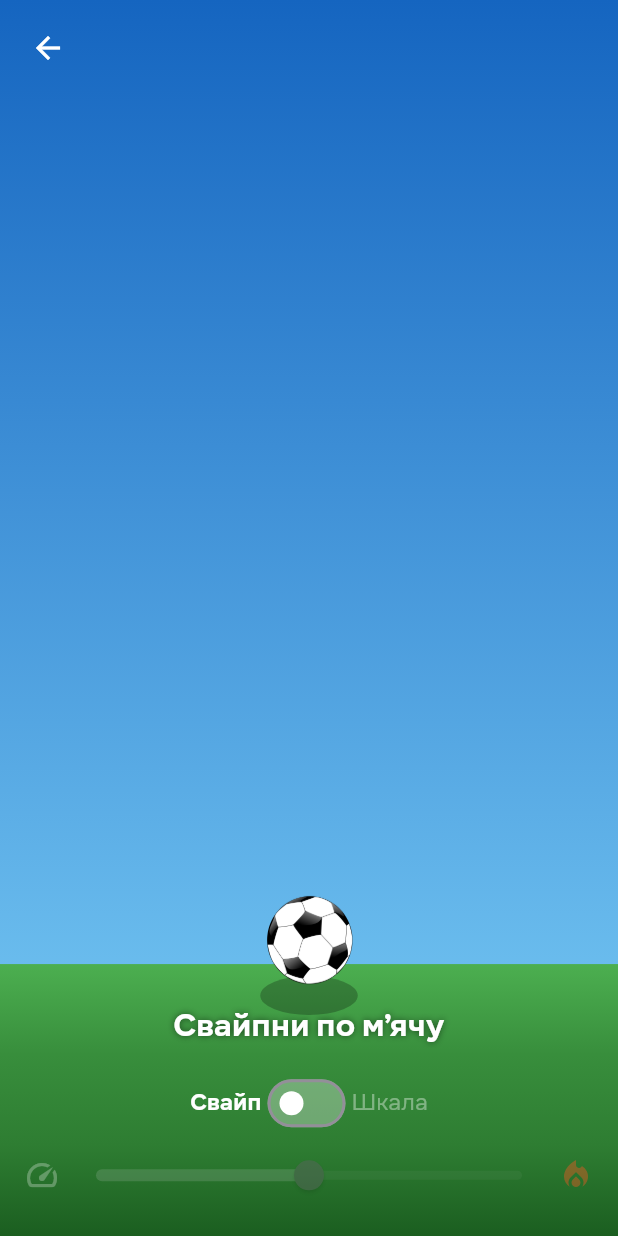
After one commit to koss-shtukert/rd_first_project, a Flutter app: the Homework21Screen screen opened directly, after a tap on an icon or button, on a phone screen of 412 x 824 dp. The commit adds this screen. Run offline on Flutter 3.47's test engine with Material 3 defaults, Android fonts, the phone set to English and light mode, and no system bars; our stand-ins replace flutter_bloc, go_router.

Commit message:
feat-FLAB-19-homework: Explicit Animations

```diff
--- /dev/null
+++ b/lib/lesson_21/ball_physics.dart
@@ -0,0 +1,77 @@
+import 'dart:math';
+
+class BallPhysics {
+  static const ballSize = 65.0;
+  static const _gravity = 1800.0;
+  static const _bounceFactor = 0.65;
+  static const _minVelocity = 50.0;
+
+  double ballX = 0;
+  double ballY = 0;
+  double vx = 0;
+  double vy = 0;
+  double rotation = 0;
+  double rotationSpeed = 0;
+
+  late double groundY;
+  late double ceilingY;
+  late double maxX;
+
+  void initLayout({required double screenWidth, required double screenHeight}) {
+    groundY = screenHeight * 0.78 - ballSize * 0.75;
+    ceilingY = 0;
+    maxX = screenWidth - ballSize;
+    ballX = (screenWidth - ballSize) / 2;
+    ballY = groundY;
+  }
+
+  void applyKick(double power, {double? vxOverride}) {
+    final rng = Random();
+    vy = -(800 + power * 1500);
+    vx = vxOverride ?? (rng.nextDouble() - 0.5) * 1000 * power;
+    rotationSpeed = (rng.nextBool() ? 1 : -1) * (3 + power * 10);
+  }
+
+  /// Returns true if ball stopped.
+  bool update(double dt) {
+    vy += _gravity * dt;
+    ballX += vx * dt;
+    ballY += vy * dt;
+    rotation += rotationSpeed * dt;
+    rotationSpeed *= 0.998;
+
+    if (ballY >= groundY) {
+      ballY = groundY;
+      vy = -vy * _bounceFactor;
+      vx *= 0.85;
+      rotationSpeed = -rotationSpeed * 0.7;
+
+      if (vy.abs() < _minVelocity && vx.abs() < _minVelocity) {
+        vy = 0;
+        vx = 0;
+        rotationSpeed = 0;
+        return true;
+      }
+    }
+
+    if (ballY <= ceilingY) {
+      ballY = ceilingY;
+      vy = -vy * _bounceFactor;
+      rotationSpeed = -rotationSpeed;
+    }
+
+    if (ballX <= 0) {
+      ballX = 0;
+      vx = -vx * 0.8;
+      rotationSpeed = -rotationSpeed;
+    }
+
+    if (ballX >= maxX) {
+      ballX = maxX;
+      vx = -vx * 0.8;
+      rotationSpeed = -rotationSpeed;
+    }
+
+    return false;
+  }
+}
--- /dev/null
+++ b/lib/lesson_21/bloc/ball_bloc.dart
@@ -0,0 +1,57 @@
+import 'package:flutter_bloc/flutter_bloc.dart';
+import 'package:rd_first_project/lesson_21/ball_physics.dart';
+import 'package:rd_first_project/lesson_21/bloc/ball_event.dart';
+import 'package:rd_first_project/lesson_21/bloc/ball_state.dart';
+
+class BallBloc extends Bloc<BallEvent, BallState> {
+  BallBloc() : super(const BallState()) {
+    on<BallInitEvent>(_onInit);
+    on<BallKickEvent>(_onKick);
+    on<BallTickEvent>(_onTick);
+    on<BallSetPowerEvent>(_onSetPower);
+    on<BallToggleModeEvent>(_onToggleMode);
+  }
+
+  final BallPhysics _physics = BallPhysics();
+
+  void _onInit(BallInitEvent event, Emitter<BallState> emit) {
+    _physics.initLayout(
+      screenWidth: event.screenWidth,
+      screenHeight: event.screenHeight,
+    );
+    emit(
+      state.copyWith(
+        ballX: _physics.ballX,
+        ballY: _physics.ballY,
+        groundY: _physics.groundY,
+        ceilingY: _physics.ceilingY,
+      ),
+    );
+  }
+
+  void _onKick(BallKickEvent event, Emitter<BallState> emit) {
+    if (state.isMoving) return;
+    _physics.applyKick(event.power, vxOverride: event.vxOverride);
+    emit(state.copyWith(isMoving: true));
+  }
+
+  void _onTick(BallTickEvent event, Emitter<BallState> emit) {
+    final stopped = _physics.update(event.dt);
+    emit(
+      state.copyWith(
+        ballX: _physics.ballX,
+        ballY: _physics.ballY,
+        rotation: _physics.rotation,
+        isMoving: !stopped,
+      ),
+    );
+  }
+
+  void _onSetPower(BallSetPowerEvent event, Emitter<BallState> emit) {
+    emit(state.copyWith(power: event.power));
+  }
+
+  void _onToggleMode(BallToggleModeEvent event, Emitter<BallState> emit) {
+    emit(state.copyWith(useScale: event.useScale));
+  }
+}
--- /dev/null
+++ b/lib/lesson_21/bloc/ball_event.dart
@@ -0,0 +1,33 @@
+sealed class BallEvent {}
+
+class BallInitEvent extends BallEvent {
+  BallInitEvent({required this.screenWidth, required this.screenHeight});
+
+  final double screenWidth;
+  final double screenHeight;
+}
+
+class BallKickEvent extends BallEvent {
+  BallKickEvent({required this.power, this.vxOverride});
+
+  final double power;
+  final double? vxOverride;
+}
+
+class BallTickEvent extends BallEvent {
+  BallTickEvent(this.dt);
+
+  final double dt;
+}
+
+class BallSetPowerEvent extends BallEvent {
+  BallSetPowerEvent(this.power);
+
+  final double power;
+}
+
+class BallToggleModeEvent extends BallEvent {
+  BallToggleModeEvent(this.useScale);
+
+  final bool useScale;
+}
--- /dev/null
+++ b/lib/lesson_21/bloc/ball_state.dart
@@ -0,0 +1,43 @@
+class BallState {
+  const BallState({
+    this.ballX = 0,
+    this.ballY = 0,
+    this.rotation = 0,
+    this.isMoving = false,
+    this.power = 0.5,
+    this.useScale = false,
+    this.groundY = 0,
+    this.ceilingY = 0,
+  });
+
+  final double ballX;
+  final double ballY;
+  final double rotation;
+  final bool isMoving;
+  final double power;
+  final bool useScale;
+  final double groundY;
+  final double ceilingY;
+
+  BallState copyWith({
+    double? ballX,
+    double? ballY,
+    double? rotation,
+    bool? isMoving,
+    double? power,
+    bool? useScale,
+    double? groundY,
+    double? ceilingY,
+  }) {
+    return BallState(
+      ballX: ballX ?? this.ballX,
+      ballY: ballY ?? this.ballY,
+      rotation: rotation ?? this.rotation,
+      isMoving: isMoving ?? this.isMoving,
+      power: power ?? this.power,
+      useScale: useScale ?? this.useScale,
+      groundY: groundY ?? this.groundY,
+      ceilingY: ceilingY ?? this.ceilingY,
+    );
+  }
+}
--- /dev/null
+++ b/lib/lesson_21/homework_21_screen.dart
@@ -0,0 +1,47 @@
+import 'package:flutter/material.dart';
+import 'package:go_router/go_router.dart';
+import 'package:rd_first_project/main/entity/task_entity.dart';
+import 'package:rd_first_project/main/widget/nav_button.dart';
+import 'package:rd_first_project/main/widget/section_header.dart';
+import 'package:rd_first_project/router/route_names.dart';
+
+final _tasks = [TaskEntity(number: 1, title: 'Мʼячик :)')];
+
+class Homework21Screen extends StatelessWidget {
+  const Homework21Screen({super.key});
+
+  @override
+  Widget build(BuildContext context) {
+    return Scaffold(
+      appBar: AppBar(
+        backgroundColor: Colors.blueGrey,
+        title: Text('Заняття 21'),
+      ),
+      body: SingleChildScrollView(
+        padding: const EdgeInsets.all(16),
+        child: Column(
+          children: [
+            SectionHeader(
+              title: 'Заняття 21 Explicit Animations',
+              subtitle: 'Обери завдання',
+            ),
+            ...List.generate(_tasks.length, (index) {
+              final task = _tasks[index];
+
+              return NavButton(
+                label: '${task.number}. ${task.title}',
+                onPressed: () => context.goNamed(
+                  RouteNames.task,
+                  pathParameters: {
+                    'number': '21',
+                    'taskNumber': '${task.number}',
+                  },
+                ),
+              );
+            }),
+          ],
+        ),
+      ),
+    );
+  }
+}
--- /dev/null
+++ b/lib/lesson_21/hw_21_task_1_screen.dart
@@ -0,0 +1,185 @@
+import 'package:flutter/material.dart';
+import 'package:flutter/scheduler.dart';
+import 'package:flutter_bloc/flutter_bloc.dart';
+import 'package:rd_first_project/lesson_21/bloc/ball_bloc.dart';
+import 'package:rd_first_project/lesson_21/bloc/ball_event.dart';
+import 'package:rd_first_project/lesson_21/bloc/ball_state.dart';
+import 'package:rd_first_project/lesson_21/widgets/ball_controls_widget.dart';
+import 'package:rd_first_project/lesson_21/widgets/ball_shadow_widget.dart';
+import 'package:rd_first_project/lesson_21/widgets/ball_widget.dart';
+import 'package:rd_first_project/lesson_21/widgets/grass_widget.dart';
+import 'package:rd_first_project/lesson_21/widgets/sky_widget.dart';
+
+class Hw21Task1Screen extends StatelessWidget {
+  const Hw21Task1Screen({super.key});
+
+  @override
+  Widget build(BuildContext context) {
+    return BlocProvider(
+      create: (_) => BallBloc(),
+      child: const _Hw21Task1View(),
+    );
+  }
+}
+
+class _Hw21Task1View extends StatefulWidget {
+  const _Hw21Task1View();
+
+  @override
+  State<_Hw21Task1View> createState() => _Hw21Task1ViewState();
+}
+
+class _Hw21Task1ViewState extends State<_Hw21Task1View>
+    with TickerProviderStateMixin {
+  late Ticker _ticker;
+  Duration _lastTick = Duration.zero;
+  bool _initialized = false;
+
+  late AnimationController _controlsController;
+  late Animation<double> _controlsOpacity;
+  late Animation<Offset> _controlsSlide;
+
+  @override
+  void initState() {
+    super.initState();
+    _ticker = createTicker(_onTick);
+
+    _controlsController = AnimationController(
+      vsync: this,
+      duration: const Duration(milliseconds: 300),
+    );
+    _controlsOpacity = Tween<double>(begin: 1.0, end: 0.0).animate(
+      CurvedAnimation(parent: _controlsController, curve: Curves.easeOut),
+    );
+    _controlsSlide = Tween<Offset>(
+      begin: Offset.zero,
+      end: const Offset(0, 0.3),
+    ).animate(
+      CurvedAnimation(parent: _controlsController, curve: Curves.easeOut),
+    );
+  }
+
+  void _onTick(Duration elapsed) {
+    final dt = (elapsed - _lastTick).inMicroseconds / 1000000.0;
+    _lastTick = elapsed;
+    if (dt <= 0 || dt > 0.1) return;
+    context.read<BallBloc>().add(BallTickEvent(dt));
+  }
+
+  void _kick(double power, {double? vxOverride}) {
+    final bloc = context.read<BallBloc>();
+    if (bloc.state.isMoving) return;
+    bloc.add(BallKickEvent(power: power, vxOverride: vxOverride));
+    _controlsController.forward();
+    _lastTick = Duration.zero;
+    _ticker.start();
+  }
+
+  void _onBallTap() {
+    final state = context.read<BallBloc>().state;
+    if (state.useScale) _kick(state.power);
+  }
+
+  void _onPanEnd(DragEndDetails details) {
+    final bloc = context.read<BallBloc>();
+    if (bloc.state.isMoving) return;
+    final velocity = details.velocity.pixelsPerSecond;
+    final power = (velocity.distance / 3000).clamp(0.2, 1.0);
+    _kick(power, vxOverride: velocity.dx * 0.5);
+  }
+
+  @override
+  void dispose() {
+    _ticker.dispose();
+    _controlsController.dispose();
+    super.dispose();
+  }
+
+  @override
+  Widget build(BuildContext context) {
+    final size = MediaQuery.of(context).size;
+    if (!_initialized) {
+      context.read<BallBloc>().add(
+        BallInitEvent(screenWidth: size.width, screenHeight: size.height),
+      );
+      _initialized = true;
+    }
+
+    final grassTop = size.height * 0.78;
+
+    return Scaffold(
+      body: BlocListener<BallBloc, BallState>(
+        listenWhen: (prev, curr) => prev.isMoving && !curr.isMoving,
+        listener: (context, state) {
+          _ticker.stop();
+          _controlsController.reverse();
+        },
+        child: BlocBuilder<BallBloc, BallState>(
+          builder: (context, state) {
+            return Stack(
+              children: [
+                const SkyWidget(),
+                GrassWidget(grassTop: grassTop),
+                BallShadowWidget(
+                  ballX: state.ballX,
+                  ballY: state.ballY,
+                  groundY: state.groundY,
+                  ceilingY: state.ceilingY,
+                  grassTop: grassTop,
+                ),
+                BallWidget(
+                  ballX: state.ballX,
+                  ballY: state.ballY,
+                  rotation: state.rotation,
+                  useScale: state.useScale,
+                  onTap: _onBallTap,
+                  onPanEnd: _onPanEnd,
+                ),
+                Positioned(
+                  left: 16,
+                  right: 16,
+                  bottom: size.height * 0.02,
+                  child: AnimatedBuilder(
+                    animation: _controlsController,
+                    builder: (context, child) {
+                      return FractionalTranslation(
+                        translation: _controlsSlide.value,
+                        child: Opacity(
+                          opacity: _controlsOpacity.value,
+                          child: child,
+                        ),
+                      );
+                    },
+                    child: IgnorePointer(
+                      ignoring: state.isMoving,
+                      child: BallControlsWidget(
+                        useScale: state.useScale,
+                        power: state.power,
+                        onModeChanged: (v) => context
+                            .read<BallBloc>()
+                            .add(BallToggleModeEvent(v)),
+                        onPowerChanged: state.useScale
+                            ? (v) => context
+                                .read<BallBloc>()
+                                .add(BallSetPowerEvent(v))
+                            : null,
+                      ),
+                    ),
+                  ),
+                ),
+                Positioned(
+                  top: MediaQuery.of(context).padding.top + 8,
+                  left: 8,
+                  child: IconButton(
+                    icon: const Icon(Icons.arrow_back, color: Colors.white),
+                    onPressed: () => Navigator.of(context).pop(),
+                  ),
+                ),
+              ],
+            );
+          },
+        ),
+      ),
+    );
+  }
+}
--- /dev/null
+++ b/lib/lesson_21/widgets/ball_controls_widget.dart
@@ -0,0 +1,93 @@
+import 'package:flutter/material.dart';
+
+class BallControlsWidget extends StatelessWidget {
+  const BallControlsWidget({
+    required this.useScale,
+    required this.power,
+    required this.onModeChanged,
+    super.key,
+    this.onPowerChanged,
+  });
+
+  final bool useScale;
+  final double power;
+  final ValueChanged<bool> onModeChanged;
+  final ValueChanged<double>? onPowerChanged;
+
+  @override
+  Widget build(BuildContext context) {
+    return Column(
+      mainAxisSize: MainAxisSize.min,
+      children: [
+        Text(
+          useScale ? 'Натисни на мʼяч' : 'Свайпни по мʼячу',
+          textAlign: TextAlign.center,
+          style: const TextStyle(
+            color: Colors.white,
+            fontSize: 22,
+            fontWeight: FontWeight.bold,
+            shadows: [Shadow(color: Colors.black54, blurRadius: 6)],
+          ),
+        ),
+        const SizedBox(height: 12),
+        Row(
+          mainAxisAlignment: MainAxisAlignment.center,
+          children: [
+            Text(
+              'Свайп',
+              style: TextStyle(
+                color: !useScale ? Colors.white : Colors.white38,
+                fontSize: 16,
+                fontWeight: !useScale ? FontWeight.bold : FontWeight.normal,
+              ),
+            ),
+            Switch(
+              value: useScale,
+              activeThumbColor: Colors.white,
+              activeTrackColor: Colors.white30,
+              inactiveThumbColor: Colors.white,
+              inactiveTrackColor: Colors.white30,
+              onChanged: onModeChanged,
+            ),
+            Text(
+              'Шкала',
+              style: TextStyle(
+                color: useScale ? Colors.white : Colors.white38,
+                fontSize: 16,
+                fontWeight: useScale ? FontWeight.bold : FontWeight.normal,
+              ),
+            ),
+          ],
+        ),
+        Opacity(
+          opacity: useScale ? 1.0 : 0.4,
+          child: Row(
+            children: [
+              const Icon(Icons.speed, color: Colors.white70, size: 24),
+              Expanded(
+                child: SliderTheme(
+                  data: SliderThemeData(
+                    activeTrackColor: Color.lerp(
+                      Colors.yellow,
+                      Colors.deepOrange,
+                      power,
+                    ),
+                    thumbColor: Colors.white,
+                    inactiveTrackColor: Colors.white24,
+                    trackHeight: 6,
+                  ),
+                  child: Slider(value: power, onChanged: onPowerChanged),
+                ),
+              ),
+              const Icon(
+                Icons.local_fire_department,
+                color: Colors.deepOrange,
+                size: 24,
+              ),
+            ],
+          ),
+        ),
+      ],
+    );
+  }
+}
--- /dev/null
+++ b/lib/lesson_21/widgets/ball_shadow_widget.dart
@@ -0,0 +1,53 @@
+import 'package:flutter/material.dart';
+import 'package:rd_first_project/lesson_21/ball_physics.dart';
+
+class BallShadowWidget extends StatelessWidget {
+  const BallShadowWidget({
+    required this.ballX,
+    required this.ballY,
+    required this.groundY,
+    required this.ceilingY,
+    required this.grassTop,
+    super.key,
+  });
+
+  final double ballX;
+  final double ballY;
+  final double groundY;
+  final double ceilingY;
+  final double grassTop;
+
+  @override
+  Widget build(BuildContext context) {
+    final maxDist = groundY - ceilingY;
+    if (maxDist <= 0) {
+      return const Positioned(
+        left: 0,
+        top: 0,
+        child: SizedBox.shrink(),
+      );
+    }
+
+    final dist = (groundY - ballY).clamp(0.0, maxDist);
+    final t = 1 - (dist / maxDist); // 1 on ground, 0 at ceiling
+
+    final shadowWidth = BallPhysics.ballSize * (0.3 + t * 0.7);
+    final shadowOpacity = 0.25 * t;
+    final shadowHeight = shadowWidth * 0.4;
+
+    return Positioned(
+      left: ballX + (BallPhysics.ballSize - shadowWidth) / 2,
+      top: grassTop + 8,
+      child: Container(
+        width: shadowWidth,
+        height: shadowHeight,
+        decoration: BoxDecoration(
+          borderRadius: BorderRadius.all(
+            Radius.elliptical(shadowWidth / 2, shadowHeight / 2),
+          ),
+          color: Colors.black.withValues(alpha: shadowOpacity),
+        ),
+      ),
+    );
+  }
+}
--- /dev/null
+++ b/lib/lesson_21/widgets/ball_widget.dart
@@ -0,0 +1,41 @@
+import 'package:flutter/material.dart';
+import 'package:rd_first_project/lesson_21/ball_physics.dart';
+
+class BallWidget extends StatelessWidget {
+  const BallWidget({
+    required this.ballX,
+    required this.ballY,
+    required this.rotation,
+    required this.useScale,
+    required this.onTap,
+    required this.onPanEnd,
+    super.key,
+  });
+
+  final double ballX;
+  final double ballY;
+  final double rotation;
+  final bool useScale;
+  final VoidCallback onTap;
+  final GestureDragEndCallback onPanEnd;
+
+  @override
+  Widget build(BuildContext context) {
+    return Positioned(
+      left: ballX,
+      top: ballY,
+      child: GestureDetector(
+        onTap: useScale ? onTap : null,
+        onPanEnd: useScale ? null : onPanEnd,
+        child: Transform.rotate(
+          angle: rotation,
+          child: Image.asset(
+            'assets/icons/hw21/ball.png',
+            width: BallPhysics.ballSize,
+            height: BallPhysics.ballSize,
+          ),
+        ),
+      ),
+    );
+  }
+}
--- /dev/null
+++ b/lib/lesson_21/widgets/grass_widget.dart
@@ -0,0 +1,31 @@
+import 'package:flutter/material.dart';
+
+class GrassWidget extends StatelessWidget {
+  const GrassWidget({required this.grassTop, super.key});
+
+  final double grassTop;
+
+  @override
+  Widget build(BuildContext context) {
+    return Positioned(
+      left: 0,
+      right: 0,
+      top: grassTop,
+      bottom: 0,
+      child: Container(
+        decoration: const BoxDecoration(
+          gradient: LinearGradient(
+            begin: Alignment.topCenter,
+            end: Alignment.bottomCenter,
+            colors: [
+              Color(0xFF4CAF50),
+              Color(0xFF388E3C),
+              Color(0xFF2E7D32),
+              Color(0xFF1B5E20),
+            ],
+          ),
+        ),
+      ),
+    );
+  }
+}
--- /dev/null
+++ b/lib/lesson_21/widgets/sky_widget.dart
@@ -0,0 +1,20 @@
+import 'package:flutter/material.dart';
+
+class SkyWidget extends StatelessWidget {
+  const SkyWidget({super.key});
+
+  @override
+  Widget build(BuildContext context) {
+    return Positioned.fill(
+      child: Container(
+        decoration: const BoxDecoration(
+          gradient: LinearGradient(
+            begin: Alignment.topCenter,
+            end: Alignment.bottomCenter,
+            colors: [Color(0xFF1565C0), Color(0xFF81D4FA)],
+          ),
+        ),
+      ),
+    );
+  }
+}
--- a/lib/main.dart
+++ b/lib/main.dart
@@ -18,6 +18,7 @@ const _homeworks = [
     number: 19,
     title: 'BloC. Поєднання віджетів та бізнес-логіки',
   ),
+  HomeworkEntity(number: 21, title: 'Explicit Animations'),
   HomeworkEntity(number: 25, title: 'REST API'),
 ];
 
--- a/lib/main/entity/homework_entity.dart
+++ b/lib/main/entity/homework_entity.dart
@@ -5,6 +5,7 @@ import 'package:rd_first_project/lesson_13/homework_13_screen.dart';
 import 'package:rd_first_project/lesson_16/homework_16_screen.dart';
 import 'package:rd_first_project/lesson_18/homework_18_screen.dart';
 import 'package:rd_first_project/lesson_19/homework_19_screen.dart';
+import 'package:rd_first_project/lesson_21/homework_21_screen.dart';
 import 'package:rd_first_project/main/screen/coming_soon_screen.dart';
 
 class HomeworkEntity {
@@ -20,6 +21,7 @@ class HomeworkEntity {
     16 => const Homework16Screen(),
     18 => const Homework18Screen(),
     19 => const Homework19Screen(),
+    21 => const Homework21Screen(),
     _ => ComingSoonScreen(number: number),
   };
 }
--- a/lib/main/entity/task_entity.dart
+++ b/lib/main/entity/task_entity.dart
@@ -9,6 +9,7 @@ import 'package:rd_first_project/lesson_13/hw_13_tasks_screen.dart';
 import 'package:rd_first_project/lesson_18/homework_bloc/homework_bloc_screen.dart';
 import 'package:rd_first_project/lesson_18/homework_cubit/homework_cubit_screen.dart';
 import 'package:rd_first_project/lesson_19/hw_19_task_1_screen.dart';
+import 'package:rd_first_project/lesson_21/hw_21_task_1_screen.dart';
 import 'package:rd_first_project/main/screen/coming_soon_screen.dart';
 
 class TaskEntity {
@@ -29,6 +30,7 @@ class TaskEntity {
         (18, 1) => const HomeworkCubitScreen(),
         (18, 2) => const HomeworkBlocScreen(),
         (19, 1) => const Hw19Task1Screen(),
+        (21, 1) => const Hw21Task1Screen(),
         _ => ComingSoonScreen(number: lesson),
       };
 }
--- a/pubspec.yaml
+++ b/pubspec.yaml
@@ -62,6 +62,7 @@ flutter:
   assets:
     - assets/icons/
     - assets/icons/hw19/
+    - assets/icons/hw21/
 
   fonts:
     - family: SilpoText
```
Also changed, not shown: assets/icons/hw21/ball.png (added).
